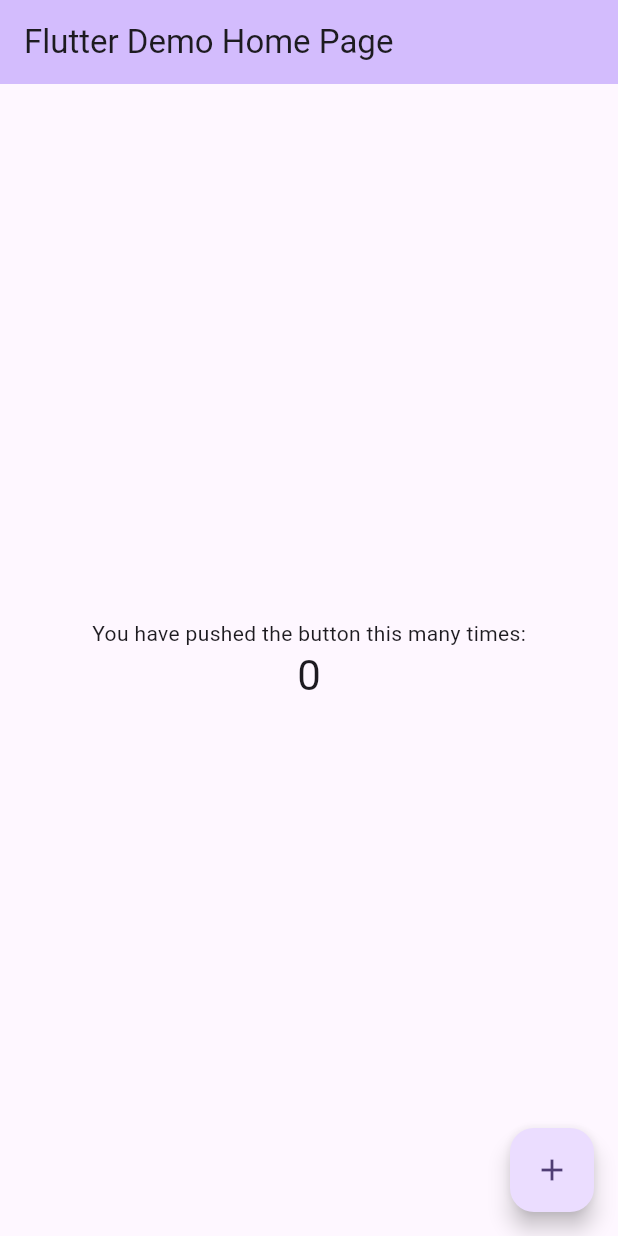
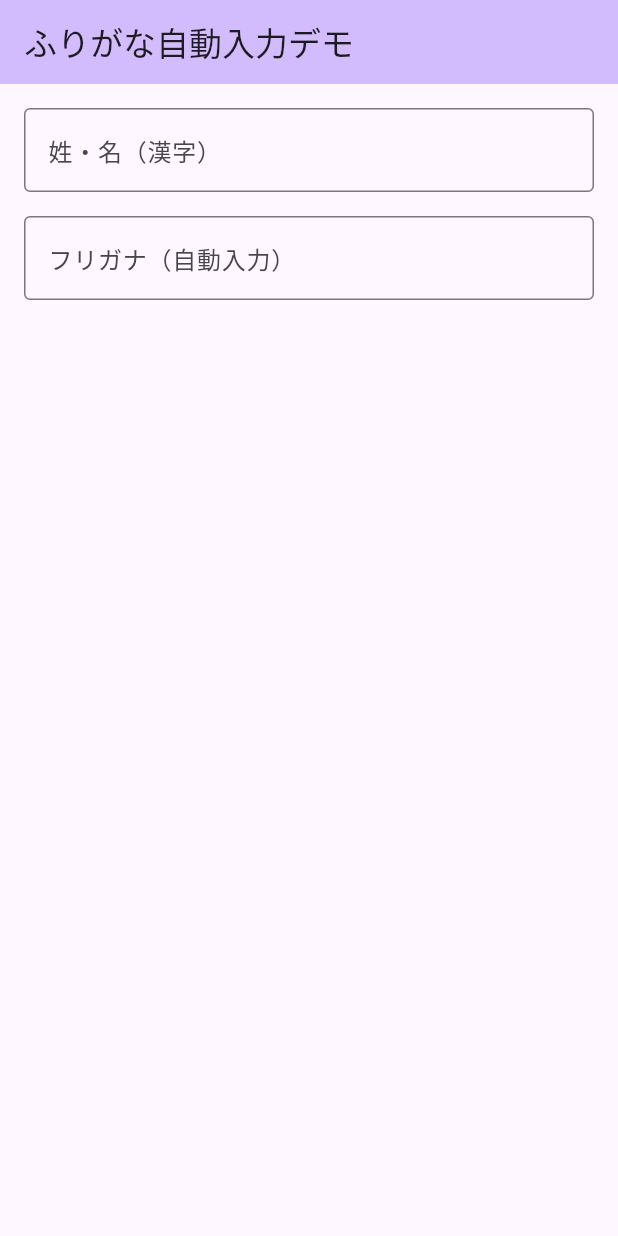
Before and after one commit to Nozomi-Hijikata/KanjiToHiragana-Sample, a Flutter app: the screen it shows after launch, on a phone screen of 412 x 824 dp. Run offline on Flutter 3.47's test engine with Material 3 defaults, Android fonts, the phone set to English and light mode, and no system bars.

Commit message:
Adjust UI

```diff
--- a/app/lib/main.dart
+++ b/app/lib/main.dart
@@ -1,122 +1,92 @@
 import 'package:flutter/material.dart';
 
-void main() {
-  runApp(const MyApp());
-}
+void main() => runApp(const MyApp());
 
 class MyApp extends StatelessWidget {
   const MyApp({super.key});
 
-  // This widget is the root of your application.
   @override
   Widget build(BuildContext context) {
     return MaterialApp(
-      title: 'Flutter Demo',
+      title: 'Kana Form Demo',
       theme: ThemeData(
-        // This is the theme of your application.
-        //
-        // TRY THIS: Try running your application with "flutter run". You'll see
-        // the application has a purple toolbar. Then, without quitting the app,
-        // try changing the seedColor in the colorScheme below to Colors.green
-        // and then invoke "hot reload" (save your changes or press the "hot
-        // reload" button in a Flutter-supported IDE, or press "r" if you used
-        // the command line to start the app).
-        //
-        // Notice that the counter didn't reset back to zero; the application
-        // state is not lost during the reload. To reset the state, use hot
-        // restart instead.
-        //
-        // This works for code too, not just values: Most code changes can be
-        // tested with just a hot reload.
         colorScheme: ColorScheme.fromSeed(seedColor: Colors.deepPurple),
       ),
-      home: const MyHomePage(title: 'Flutter Demo Home Page'),
+      home: const MyHomePage(),
     );
   }
 }
 
 class MyHomePage extends StatefulWidget {
-  const MyHomePage({super.key, required this.title});
-
-  // This widget is the home page of your application. It is stateful, meaning
-  // that it has a State object (defined below) that contains fields that affect
-  // how it looks.
-
-  // This class is the configuration for the state. It holds the values (in this
-  // case the title) provided by the parent (in this case the App widget) and
-  // used by the build method of the State. Fields in a Widget subclass are
-  // always marked "final".
-
-  final String title;
+  const MyHomePage({super.key});
 
   @override
   State<MyHomePage> createState() => _MyHomePageState();
 }
 
 class _MyHomePageState extends State<MyHomePage> {
-  int _counter = 0;
+  final _kanjiCtrl = TextEditingController();
+  final _kanaCtrl = TextEditingController();
 
-  void _incrementCounter() {
-    setState(() {
-      // This call to setState tells the Flutter framework that something has
-      // changed in this State, which causes it to rerun the build method below
-      // so that the display can reflect the updated values. If we changed
-      // _counter without calling setState(), then the build method would not be
-      // called again, and so nothing would appear to happen.
-      _counter++;
-    });
+  @override
+  void initState() {
+    super.initState();
+    // 漢字フィールド更新時にフリガナを反映
+    _kanjiCtrl.addListener(_onKanjiChanged);
+  }
+
+  /// 将来 MethodChannel で置き換える予定のダミー実装
+  Future<String> _convertToKana(String kanji) async {
+    // TODO: MethodChannel で iOS/Android ネイティブ変換を呼び出す
+    return kanji; // いまは入力をそのまま返すだけ
+  }
+
+  void _onKanjiChanged() async {
+    final kana = await _convertToKana(_kanjiCtrl.text);
+    // TextEditingController 経由でフリガナ欄を更新
+    _kanaCtrl.value = _kanaCtrl.value.copyWith(
+      text: kana,
+      selection: TextSelection.collapsed(offset: kana.length),
+    );
+  }
+
+  @override
+  void dispose() {
+    _kanjiCtrl.dispose();
+    _kanaCtrl.dispose();
+    super.dispose();
   }
 
   @override
   Widget build(BuildContext context) {
-    // This method is rerun every time setState is called, for instance as done
-    // by the _incrementCounter method above.
-    //
-    // The Flutter framework has been optimized to make rerunning build methods
-    // fast, so that you can just rebuild anything that needs updating rather
-    // than having to individually change instances of widgets.
     return Scaffold(
       appBar: AppBar(
-        // TRY THIS: Try changing the color here to a specific color (to
-        // Colors.amber, perhaps?) and trigger a hot reload to see the AppBar
-        // change color while the other colors stay the same.
+        title: const Text('ふりがな自動入力デモ'),
         backgroundColor: Theme.of(context).colorScheme.inversePrimary,
-        // Here we take the value from the MyHomePage object that was created by
-        // the App.build method, and use it to set our appbar title.
-        title: Text(widget.title),
       ),
-      body: Center(
-        // Center is a layout widget. It takes a single child and positions it
-        // in the middle of the parent.
+      body: Padding(
+        padding: const EdgeInsets.all(16),
         child: Column(
-          // Column is also a layout widget. It takes a list of children and
-          // arranges them vertically. By default, it sizes itself to fit its
-          // children horizontally, and tries to be as tall as its parent.
-          //
-          // Column has various properties to control how it sizes itself and
-          // how it positions its children. Here we use mainAxisAlignment to
-          // center the children vertically; the main axis here is the vertical
-          // axis because Columns are vertical (the cross axis would be
-          // horizontal).
-          //
-          // TRY THIS: Invoke "debug painting" (choose the "Toggle Debug Paint"
-          // action in the IDE, or press "p" in the console), to see the
-          // wireframe for each widget.
-          mainAxisAlignment: MainAxisAlignment.center,
-          children: <Widget>[
-            const Text('You have pushed the button this many times:'),
-            Text(
-              '$_counter',
-              style: Theme.of(context).textTheme.headlineMedium,
+          children: [
+            TextField(
+              controller: _kanjiCtrl,
+              decoration: const InputDecoration(
+                labelText: '姓・名（漢字）',
+                border: OutlineInputBorder(),
+              ),
+            ),
+            const SizedBox(height: 16),
+            TextField(
+              controller: _kanaCtrl,
+              readOnly: true, // ユーザ手入力させない場合
+              decoration: const InputDecoration(
+                labelText: 'フリガナ（自動入力）',
+                border: OutlineInputBorder(),
+              ),
             ),
           ],
         ),
       ),
-      floatingActionButton: FloatingActionButton(
-        onPressed: _incrementCounter,
-        tooltip: 'Increment',
-        child: const Icon(Icons.add),
-      ), // This trailing comma makes auto-formatting nicer for build methods.
     );
   }
 }
```
Also changed, not shown: 1 other file.
